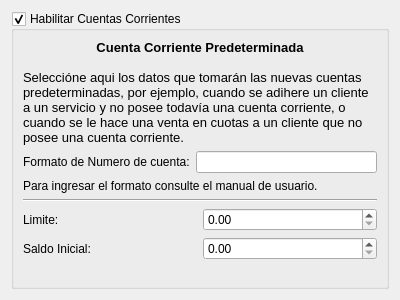
The window that trunk/plugins/CtaCte/FormPrefCtaCteBase.ui (chungote/gestotux) describes before a commit, drawn with Qt 5.
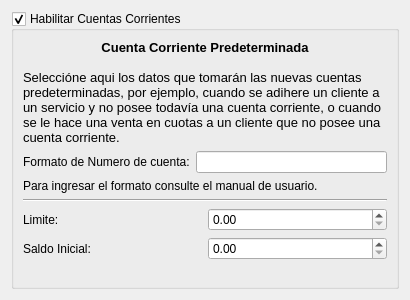
The same window after the commit. Custom widgets are drawn as their Qt base class.

Commit message: - Mejoradas ventanas de datos de preferencias de ctacte, cuotas, descuentos y clientes.

The edit to the form file:
```diff
--- a/trunk/plugins/CtaCte/FormPrefCtaCteBase.ui
+++ b/trunk/plugins/CtaCte/FormPrefCtaCteBase.ui
@@ -6,7 +6,7 @@
    <rect>
     <x>0</x>
     <y>0</y>
-    <width>400</width>
+    <width>410</width>
     <height>300</height>
    </rect>
   </property>
@@ -128,6 +128,19 @@
      </layout>
     </widget>
    </item>
+   <item row="1" column="0">
+    <spacer name="verticalSpacer_2">
+     <property name="orientation">
+      <enum>Qt::Vertical</enum>
+     </property>
+     <property name="sizeHint" stdset="0">
+      <size>
+       <width>20</width>
+       <height>40</height>
+      </size>
+     </property>
+    </spacer>
+   </item>
   </layout>
  </widget>
  <customwidgets>
```
The commit also changes 2 other files.
